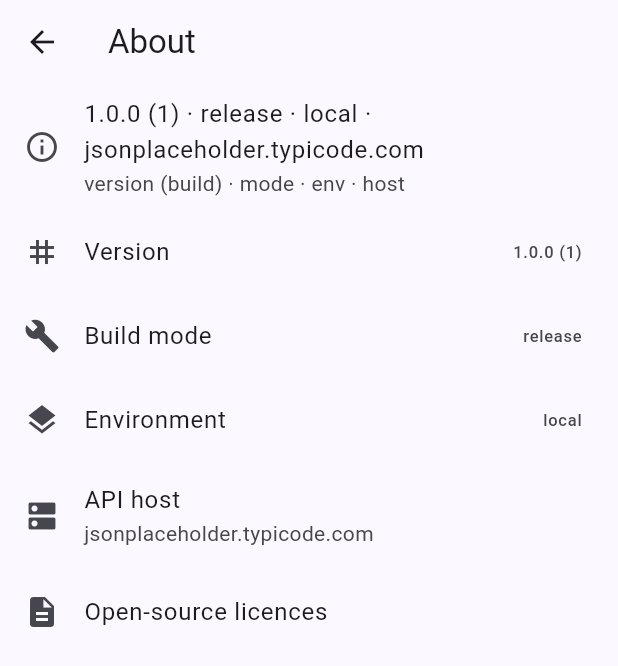
After one commit to Dilesss/flutter-1, a Flutter app: the SettingsScreen screen opened directly, after a tap on "About", on a phone screen of 412 x 824 dp. The commit adds this screen. Shown: the top 666 px of the screen. Run offline on Flutter 3.47's test engine with Material 3 defaults, Android fonts, the phone set to English and light mode, and no system bars; our stand-ins replace flutter_secure_storage, image_picker, package_info_plus, permission_handler, shared_preferences; accounts and stored records are empty; network calls fail.

Commit message:
lab14: About screen: version, build number, mode, env, host, licences

```diff
--- /dev/null
+++ b/lab14/lib/features/about/about_screen.dart
@@ -0,0 +1,84 @@
+import 'package:flutter/foundation.dart';
+import 'package:flutter/material.dart';
+import 'package:package_info_plus/package_info_plus.dart';
+
+import '../../core/env.dart';
+
+/// Which build am I holding? Version, build number, mode, environment, host.
+class AboutScreen extends StatefulWidget {
+  const AboutScreen({super.key, this.hostOverride});
+
+  /// The developer host from Settings (debug builds only), if one is set.
+  final String? hostOverride;
+
+  static String get buildMode => kReleaseMode
+      ? 'release'
+      : kProfileMode
+      ? 'profile'
+      : 'debug';
+
+  @override
+  State<AboutScreen> createState() => _AboutScreenState();
+}
+
+class _AboutScreenState extends State<AboutScreen> {
+  // The future is a field: build() may run many times, the read only once.
+  final Future<PackageInfo> _info = PackageInfo.fromPlatform();
+
+  @override
+  Widget build(BuildContext context) {
+    final host = widget.hostOverride ?? Env.host;
+    return Scaffold(
+      appBar: AppBar(title: const Text('About')),
+      body: FutureBuilder<PackageInfo>(
+        future: _info,
+        builder: (context, snapshot) {
+          final info = snapshot.data;
+          final version = info == null
+              ? '…'
+              : '${info.version} (${info.buildNumber})';
+          return ListView(
+            children: [
+              ListTile(
+                leading: const Icon(Icons.info_outline),
+                title: Text(
+                  '$version · ${AboutScreen.buildMode} · ${Env.name} · $host',
+                ),
+                subtitle: const Text('version (build) · mode · env · host'),
+              ),
+              ListTile(
+                leading: const Icon(Icons.tag),
+                title: const Text('Version'),
+                trailing: Text(version),
+              ),
+              ListTile(
+                leading: const Icon(Icons.build),
+                title: const Text('Build mode'),
+                trailing: Text(AboutScreen.buildMode),
+              ),
+              ListTile(
+                leading: const Icon(Icons.layers),
+                title: const Text('Environment'),
+                trailing: Text(Env.name),
+              ),
+              ListTile(
+                leading: const Icon(Icons.dns),
+                title: const Text('API host'),
+                subtitle: Text(host),
+              ),
+              ListTile(
+                leading: const Icon(Icons.description),
+                title: const Text('Open-source licences'),
+                onTap: () => showLicensePage(
+                  context: context,
+                  applicationName: 'Users',
+                  applicationVersion: version,
+                ),
+              ),
+            ],
+          );
+        },
+      ),
+    );
+  }
+}
--- a/lab14/lib/features/settings/settings_screen.dart
+++ b/lab14/lib/features/settings/settings_screen.dart
@@ -1,6 +1,7 @@
 import 'package:flutter/material.dart';
 import 'package:provider/provider.dart';
 
+import '../about/about_screen.dart';
 import '../auth/auth_model.dart';
 import '../profile/profile_screen.dart';
 import '../users/users_model.dart';
@@ -62,6 +63,14 @@ class SettingsScreen extends StatelessWidget {
             ),
           ),
           ListTile(
+            leading: const Icon(Icons.info_outline),
+            title: const Text('About'),
+            trailing: const Icon(Icons.chevron_right),
+            onTap: () => Navigator.of(context).push(
+              MaterialPageRoute<void>(builder: (_) => const AboutScreen()),
+            ),
+          ),
+          ListTile(
             leading: const Icon(Icons.logout),
             title: const Text('Sign out'),
             onTap: () => _signOut(context),
```
